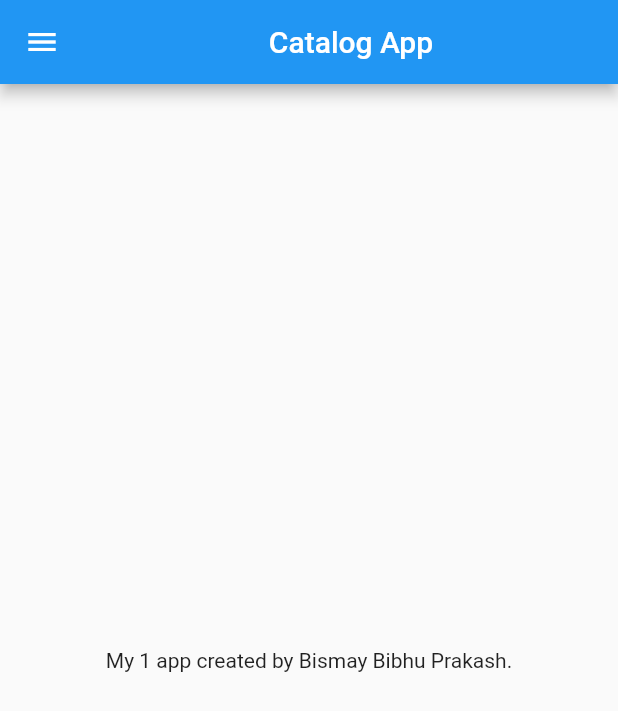
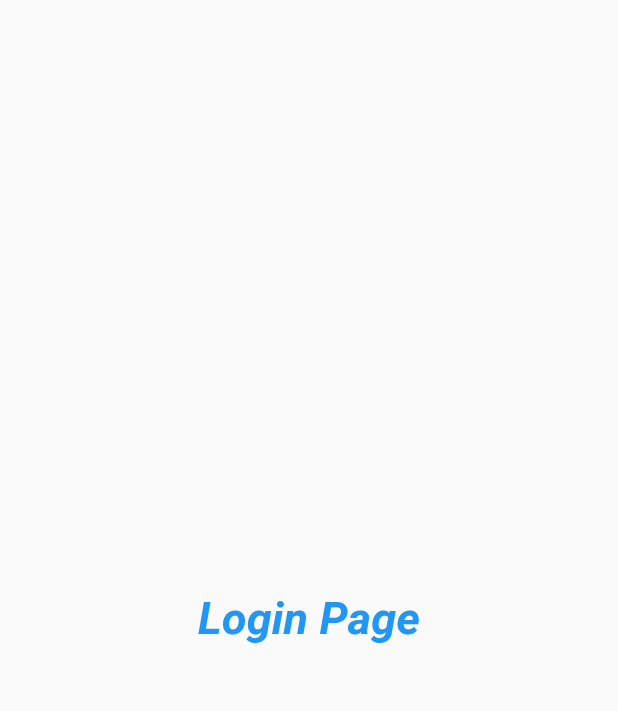
Before and after one commit to Bismay07/Flutter-in-30days, a Flutter app: the screen it shows after launch, on a phone screen of 412 x 824 dp. Shown: the top 711 px of the screen. Run offline on Flutter 3.47's test engine with Material 2 defaults, Android fonts, the phone set to English and light mode, and no system bars.

Commit message:
Day 3 completed

```diff
--- a/lib/main.dart
+++ b/lib/main.dart
@@ -1,17 +1,28 @@
 import 'package:flutter/material.dart';
-import 'package:test_1/home_page.dart';
+import 'package:test_1/screens/home_page.dart';
+import 'package:test_1/screens/login.dart';
 
 void main(){
-  runApp(myApp());
+  runApp(MyApp());
 }
 
-class myApp extends StatelessWidget {
-  const myApp({Key? key}) : super(key: key);
+class MyApp extends StatelessWidget {
 
   @override
   Widget build(BuildContext context) {
     return MaterialApp(
-      home: HomePage(),
+      themeMode:ThemeMode.light,
+      theme: ThemeData(
+        // canvasColor: Colors.greenAccent,
+        // primarySwatch: Colors.green,
+      ),
+      darkTheme: ThemeData(
+        brightness: Brightness.dark,
+      ),
+      routes: {
+        "/": (context) => LoginPage(),
+        "/home": (context) => LoginPage(),
+      },
     );
   }
 }
--- a/lib/home_page.dart
+++ b/lib/screens/home_page.dart
@@ -7,7 +7,7 @@ class HomePage extends StatelessWidget {
   Widget build(BuildContext context) {
     return Scaffold(
       appBar: AppBar(
-        title: Center(child: Text("Catalog App")),
+        title: Text("Catalog App", style: TextStyle(color: Colors.white),),
       ),
       drawer: Drawer(),
       body: Center(
--- /dev/null
+++ b/lib/screens/login.dart
@@ -0,0 +1,20 @@
+import 'package:flutter/material.dart';
+
+class LoginPage extends StatelessWidget {
+
+  @override
+  Widget build(BuildContext context) {
+    return Material(
+      child: Center(
+        child: Text("Login Page",
+          style: TextStyle(
+            fontSize: 30,
+            fontWeight: FontWeight.bold,
+            fontStyle: FontStyle.italic,
+            color: Colors.blue,
+          ),
+        ),
+      ),
+    );
+  }
+}
```
